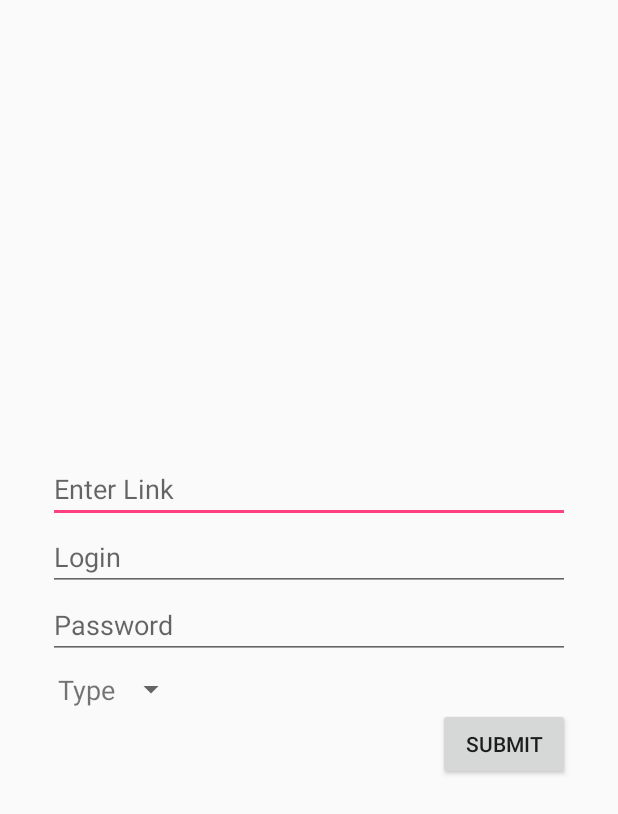
After one commit to prithvi1973/ioki-app, an Android app: the layout add_credential.xml on its own in the app's theme, with its tools: preview values and no code run, on a phone screen of 412 x 824 dp. The commit adds this screen. Shown: the top 814 px of the screen. Run offline under Robolectric (Android 15) with nearby library versions, the phone set to English and light mode, and no system bars.

Commit message:
1. Created addLock layout and activity 2. Created addCredential layout and activity

```diff
--- /dev/null
+++ b/app/src/main/res/layout/add_credential.xml
@@ -0,0 +1,72 @@
+<?xml version="1.0" encoding="utf-8"?>
+<android.support.constraint.ConstraintLayout
+    xmlns:android="http://schemas.android.com/apk/res/android" android:layout_width="match_parent"
+    android:layout_height="match_parent">
+
+    <?xml version="1.0" encoding="utf-8"?>
+    <android.support.constraint.ConstraintLayout
+        xmlns:android="http://schemas.android.com/apk/res/android" android:layout_width="match_parent"
+        android:layout_height="match_parent"
+        android:paddingTop="16dp"
+        android:paddingBottom="16dp"
+        android:paddingStart="16dp"
+        android:paddingEnd="16dp">
+
+        <LinearLayout
+            android:layout_width="match_parent"
+            android:layout_height="match_parent"
+            android:gravity="center_vertical"
+            android:paddingStart="16dp"
+            android:paddingEnd="16dp"
+            android:orientation="vertical">
+
+            <EditText
+                android:id="@+id/link"
+                android:layout_width="match_parent"
+                android:layout_height="wrap_content"
+                android:hint="@string/enter_link" />
+            <EditText
+                android:id="@+id/loginAddCredential"
+                android:layout_width="match_parent"
+                android:layout_height="wrap_content"
+                android:hint="@string/login" />
+
+            <EditText
+                android:id="@+id/passwordAddCredentials"
+                android:layout_width="match_parent"
+                android:layout_height="wrap_content"
+                android:hint="@string/password" />
+
+            <LinearLayout
+                android:layout_width="match_parent"
+                android:layout_height="wrap_content"
+                android:paddingTop="8dp"
+                android:orientation="horizontal">
+
+                <TextView
+                    android:id="@+id/spinnerTextView"
+                    android:layout_width="wrap_content"
+                    android:layout_height="wrap_content"
+                    android:textSize="18sp"
+                    android:paddingStart="6dp"
+                    android:textAlignment="textEnd"
+                    android:text="@string/type"/>
+
+                <Spinner
+                    android:id="@+id/spinner"
+                    android:layout_width="wrap_content"
+                    android:layout_height="wrap_content" />
+
+            </LinearLayout>
+            <Button
+                android:id="@+id/addLockSubmitButton"
+                android:layout_width="wrap_content"
+                android:layout_height="wrap_content"
+                android:text="@string/submit"
+                android:layout_gravity="end"
+                android:onClick="addANewCredential"/>
+        </LinearLayout>
+
+    </android.support.constraint.ConstraintLayout>
+
+</android.support.constraint.ConstraintLayout>
--- a/app/src/main/res/values/strings.xml
+++ b/app/src/main/res/values/strings.xml
@@ -23,4 +23,10 @@
     <string name="logout">Logout</string>
     <string name="nav_header_text">Prithvi Anand</string>
     <string name="enter_otp_here">Enter OTP</string>
+    <string name="lock_id_editTextView">Enter Lock ID</string>
+    <string name="lock_name_editTextView">Enter Name</string>
+    <string name="submit">Submit</string>
+    <string name="enter_link">Enter Link</string>
+    <string name="login">Login</string>
+    <string name="type">Type</string>
 </resources>
```
Also changed, not shown: app/src/main/java/com/ioki/key/AddCredential.java (added, +25 -0 lines), app/src/main/java/com/ioki/key/AddLock.java (added, +31 -0 lines), app/src/main/res/layout/add_lock.xml (added, +37 -0 lines).
